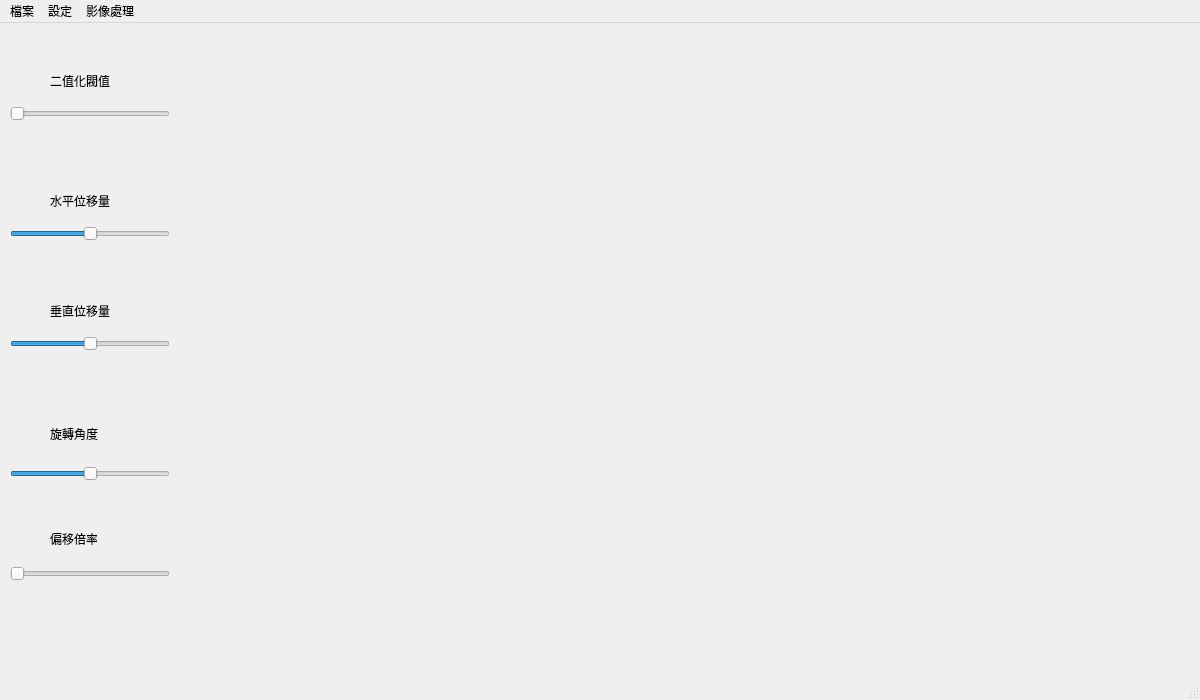
Before: the Qt Designer form 三下/數位影像/ui2.ui in Andy-0105/image_processing, drawn with Qt 5.
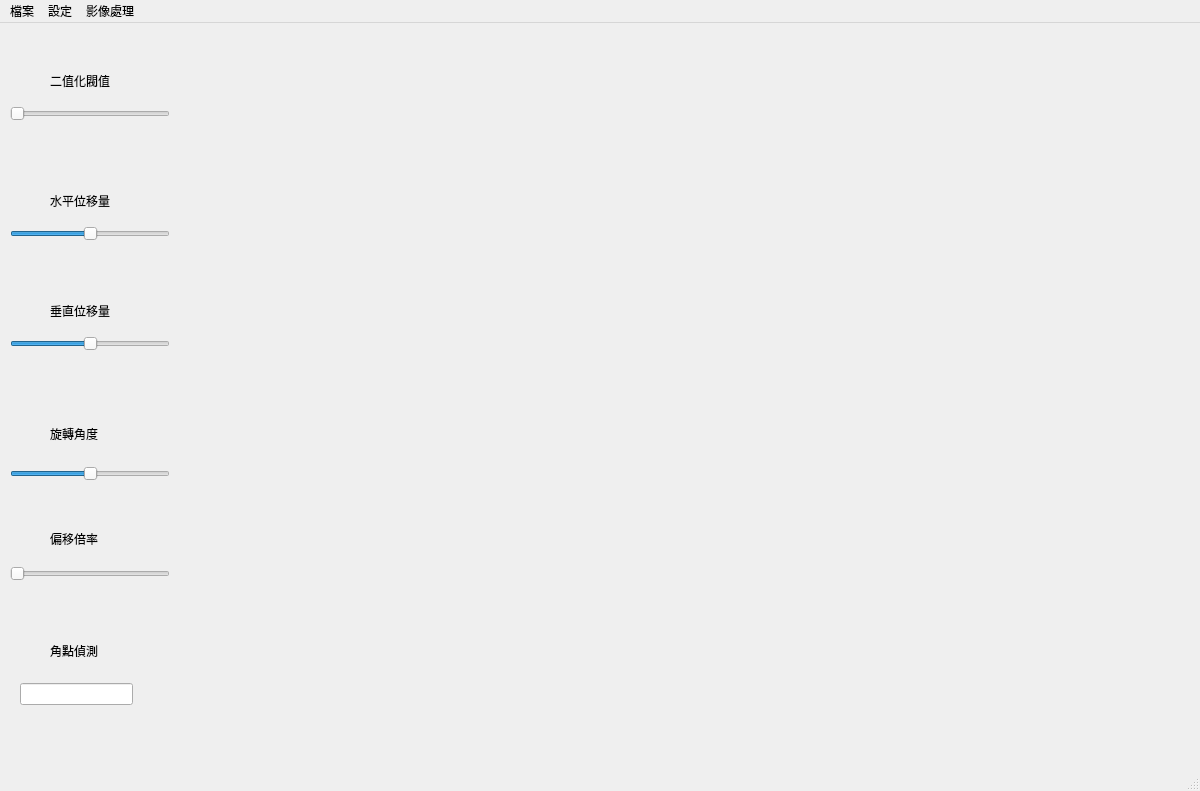
After: the same form once the commit is applied.

What changed in the file:
```diff
--- a/三下/數位影像/ui2.ui
+++ b/三下/數位影像/ui2.ui
@@ -7,7 +7,7 @@
     <x>0</x>
     <y>0</y>
     <width>1200</width>
-    <height>700</height>
+    <height>791</height>
    </rect>
   </property>
   <property name="windowTitle">
@@ -224,9 +224,9 @@
     <property name="geometry">
      <rect>
       <x>50</x>
-      <y>510</y>
-      <width>47</width>
-      <height>12</height>
+      <y>500</y>
+      <width>81</width>
+      <height>31</height>
      </rect>
     </property>
     <property name="text">
@@ -262,6 +262,29 @@
      <string/>
     </property>
    </widget>
+   <widget class="QLabel" name="cornerharris_label">
+    <property name="geometry">
+     <rect>
+      <x>50</x>
+      <y>620</y>
+      <width>71</width>
+      <height>16</height>
+     </rect>
+    </property>
+    <property name="text">
+     <string>角點偵測</string>
+    </property>
+   </widget>
+   <widget class="QLineEdit" name="cornerharris_lineEdit">
+    <property name="geometry">
+     <rect>
+      <x>20</x>
+      <y>660</y>
+      <width>113</width>
+      <height>22</height>
+     </rect>
+    </property>
+   </widget>
   </widget>
   <widget class="QMenuBar" name="menubar">
    <property name="geometry">
```
Left out of the diff: 8 changed lines with no effect on the pictures.
